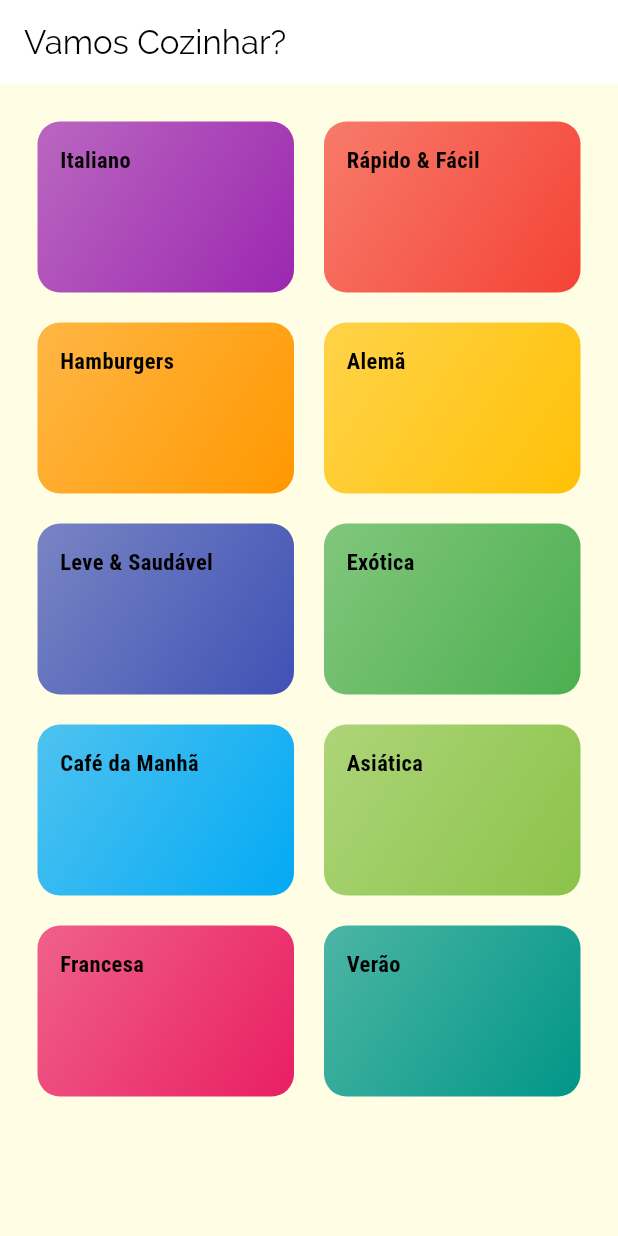
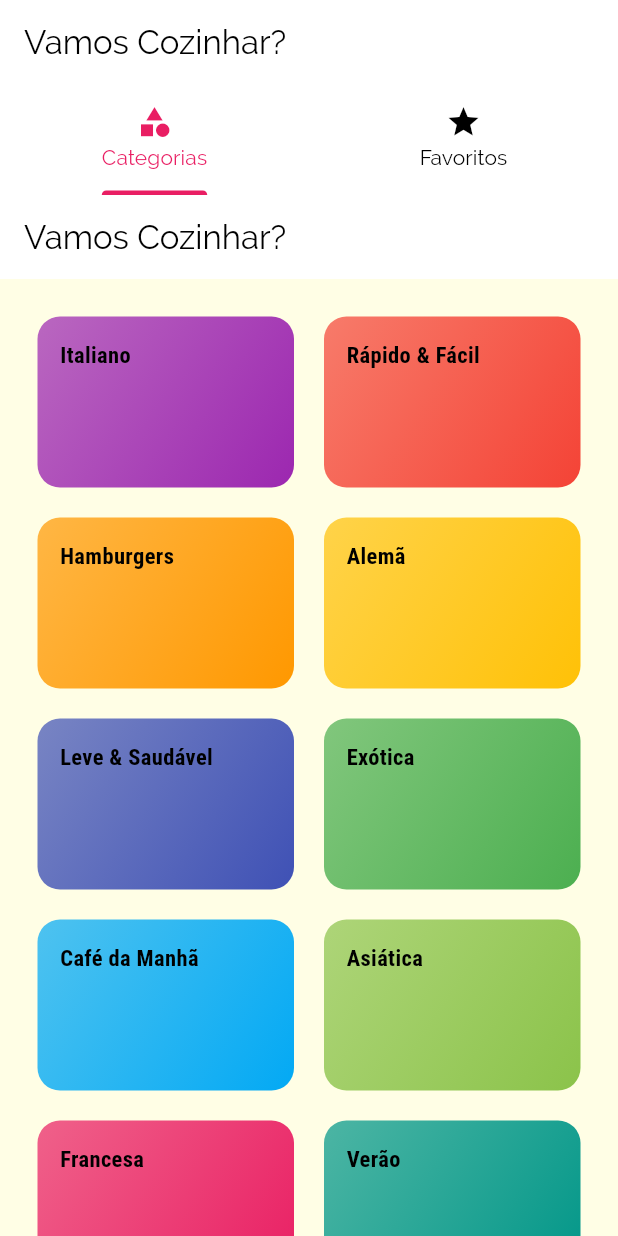
Before and after one commit to LeonardoVechieti/meals, a Flutter app: the screen it shows after launch, on a phone screen of 412 x 824 dp. Run offline on Flutter 3.47's test engine with Material 3 defaults, Android fonts, the phone set to English and light mode, and no system bars.

Commit message:
Feat | Criando navegação por Tabs

```diff
--- a/lib/main.dart
+++ b/lib/main.dart
@@ -1,7 +1,9 @@
 import 'package:flutter/material.dart';
 import 'package:meals/screens/categories_screen.dart';
 import 'package:meals/screens/categories_meals_screen.dart';
+import 'package:meals/screens/favorite_screen.dart';
 import 'package:meals/screens/meal_detail_screen.dart';
+import 'package:meals/screens/tabs_screen.dart';
 import 'package:meals/utils/app_routes.dart';
 
 void main() => runApp(MyApp());
@@ -19,7 +21,7 @@ class MyApp extends StatelessWidget {
       ),
       initialRoute: '/categories',
       routes: {
-        AppRoutes.HOME: (ctx) => CategoriesScreen(),
+        AppRoutes.HOME: (ctx) => TabsScreen(),
         AppRoutes.CATEGORIES_MEALS: (ctx) => CategoriesMealsScreen(),
         AppRoutes.MEAL_DETAIL: (ctx) => MealDetailScreen(),
       },
--- /dev/null
+++ b/lib/screens/favorite_screen.dart
@@ -0,0 +1,12 @@
+import 'package:flutter/material.dart';
+
+class FavoriteScreen extends StatelessWidget {
+  const FavoriteScreen({super.key});
+
+  @override
+  Widget build(BuildContext context) {
+    return const Center(
+      child: Text("Minhas Refeições Favoritas"),
+    );
+  }
+}
--- /dev/null
+++ b/lib/screens/tabs_screen.dart
@@ -0,0 +1,37 @@
+import 'package:flutter/material.dart';
+import 'package:meals/screens/categories_screen.dart';
+import 'package:meals/screens/favorite_screen.dart';
+
+class TabsScreen extends StatelessWidget {
+  const TabsScreen({super.key});
+
+  @override
+  Widget build(BuildContext context) {
+    return DefaultTabController(
+      length: 2,
+      child: Scaffold(
+        appBar: AppBar(
+          title: const Text("Vamos Cozinhar?"),
+          bottom: const TabBar(
+            tabs: [
+              Tab(
+                icon: Icon(Icons.category),
+                text: "Categorias",
+              ),
+              Tab(
+                icon: Icon(Icons.star),
+                text: "Favoritos",
+              ),
+            ],
+          ),
+        ),
+        body: const TabBarView(
+          children: [
+            CategoriesScreen(),
+            FavoriteScreen(),
+          ],
+        ),
+      ),
+    );
+  }
+}
```
